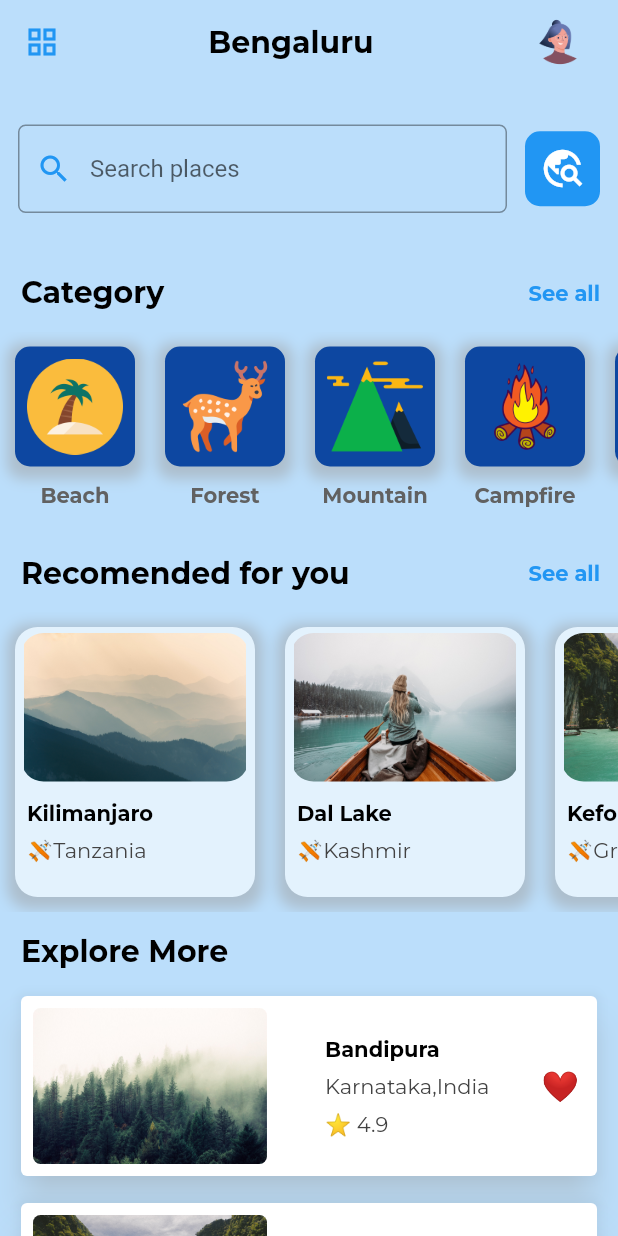
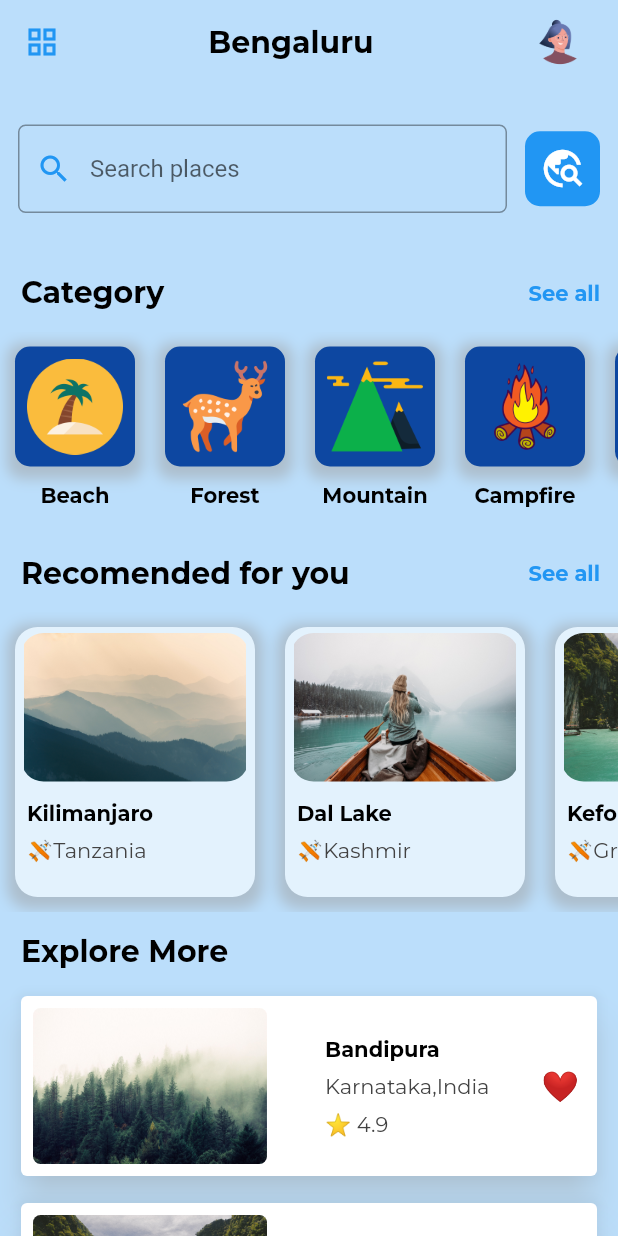
Before and after one commit to san-jayy/Ui-s, a Flutter app: the screen it shows after launch, on a phone screen of 412 x 824 dp. Run offline on Flutter 3.47's test engine with Material 2 defaults, Android fonts, the light colour scheme and no system bars; our stand-ins replace google_fonts.

Commit message:
updated utility

```diff
--- a/travellingappui/lib/pages/util.dart
+++ b/travellingappui/lib/pages/util.dart
@@ -1,5 +1,6 @@
 import 'package:flutter/material.dart';
 import 'package:google_fonts/google_fonts.dart';
+import 'package:travellingappui/pages/const.dart';
 
 class categoryMenuConatiner extends StatelessWidget {
   final String catImageurl, catTitle;
@@ -33,11 +34,7 @@ class categoryMenuConatiner extends StatelessWidget {
             ),
           ),
         ),
-        Text(catTitle,
-            style: GoogleFonts.montserrat(
-                fontSize: 14,
-                color: Colors.grey[700],
-                fontWeight: FontWeight.bold))
+        Text(catTitle, style: ksecondaryTextStyle)
       ],
     );
   }
@@ -88,19 +85,11 @@ class RecomendationCard extends StatelessWidget {
             ),
             Padding(
               padding: const EdgeInsets.all(8.0),
-              child: Text(sublocation,
-                  style: GoogleFonts.montserrat(
-                      fontSize: 14,
-                      color: Colors.black,
-                      fontWeight: FontWeight.bold)),
+              child: Text(sublocation, style: ksecondaryTextStyle),
             ),
             Padding(
               padding: const EdgeInsets.only(bottom: 8.0, left: 8.0),
-              child: Text(location,
-                  style: GoogleFonts.montserrat(
-                    fontSize: 14,
-                    color: Colors.grey[800],
-                  )),
+              child: Text(location, style: ktertiaryTextStyle),
             ),
             const SizedBox(
               height: 15,
@@ -141,27 +130,15 @@ class ExploreCard extends StatelessWidget {
                 children: [
                   Padding(
                     padding: const EdgeInsets.all(8.0),
-                    child: Text(place,
-                        style: GoogleFonts.montserrat(
-                            fontSize: 14,
-                            color: Colors.black,
-                            fontWeight: FontWeight.bold)),
+                    child: Text(place, style: ksecondaryTextStyle),
                   ),
                   Padding(
                     padding: const EdgeInsets.only(bottom: 8.0, left: 8.0),
-                    child: Text(country,
-                        style: GoogleFonts.montserrat(
-                          fontSize: 14,
-                          color: Colors.grey[800],
-                        )),
+                    child: Text(country, style: ktertiaryTextStyle),
                   ),
                   Padding(
                     padding: const EdgeInsets.only(bottom: 8.0, left: 8.0),
-                    child: Text("⭐ 4.9",
-                        style: GoogleFonts.montserrat(
-                          fontSize: 14,
-                          color: Colors.grey[800],
-                        )),
+                    child: Text("⭐ 4.9", style: ktertiaryTextStyle),
                   ),
                 ],
               ),
```
